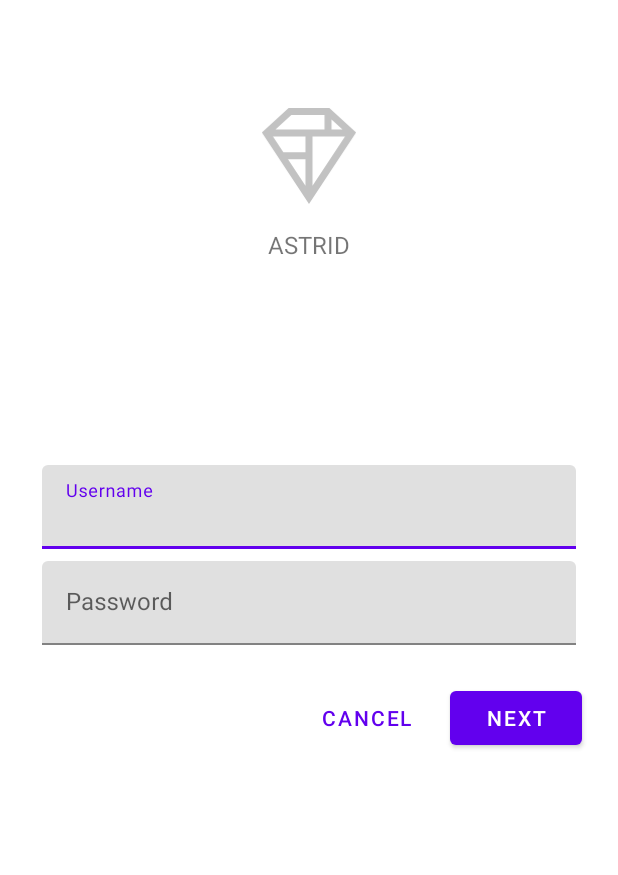
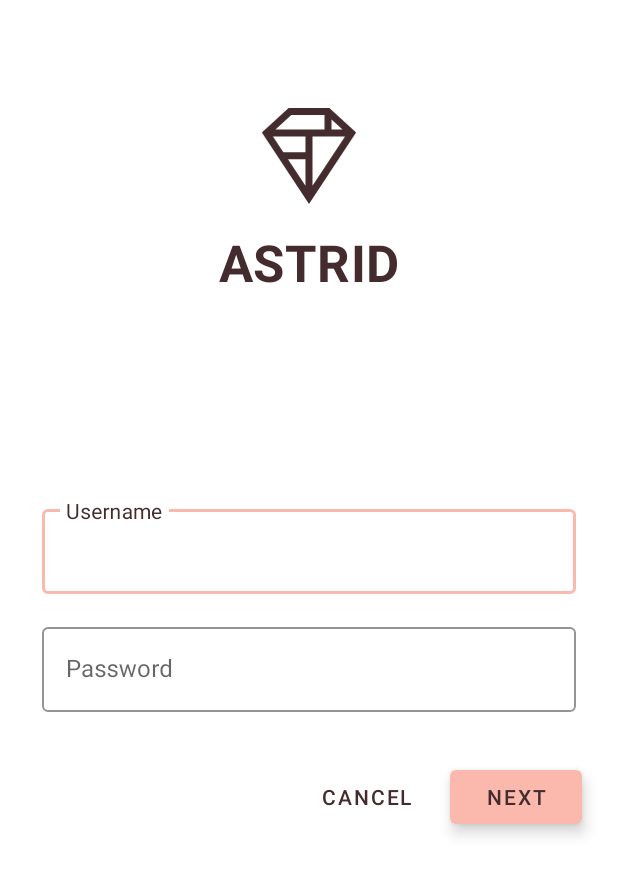
Before and after one commit to jdwoo88/Tut-Shrine, an Android app: the screen it shows after launch (MainActivity), on a phone screen of 412 x 824 dp. Shown: the top 875 px of the screen. Run offline under Robolectric (Android 15) with nearby library versions, the phone set to English and light mode, and no system bars.

```diff
--- a/app/src/main/res/drawable/shr_logo.xml
+++ b/app/src/main/res/drawable/shr_logo.xml
@@ -5,7 +5,7 @@
     android:viewportWidth="149"
     android:viewportHeight="152">
     <path
-        android:fillAlpha="0.4"
+        android:fillAlpha="1"
         android:fillColor="#DADCE0"
         android:fillType="evenOdd"
         android:pathData="M42.262,0L0,38.653L74.489,151.994L148.977,38.653L106.723,0M46.568,11.11L21.554,33.998L99.007,33.998L99.007,11.11L46.568,11.11ZM110.125,18.174L110.125,33.998L127.416,33.998L110.125,18.174ZM80.048,45.116L80.048,123.296L131.426,45.116L80.048,45.116ZM17.551,45.116L33.976,70.101L68.93,70.101L68.93,45.116L17.551,45.116ZM41.284,81.219L68.93,123.296L68.93,81.219L41.284,81.219Z"
--- a/app/src/main/res/layout/shr_login_fragment.xml
+++ b/app/src/main/res/layout/shr_login_fragment.xml
@@ -23,6 +23,7 @@
             android:layout_marginTop="48dp"
             android:layout_marginBottom="16dp"
             android:contentDescription="@string/shr_logo_content_description"
+            android:tint="?android:attr/textColorPrimary"
             app:srcCompat="@drawable/shr_logo" />
 
         <TextView
@@ -31,12 +32,12 @@
             android:layout_gravity="center_horizontal"
             android:layout_marginBottom="132dp"
             android:text="@string/shr_app_name"
-            android:textAllCaps="true"
-            android:textSize="16sp" />
+            android:textAppearance="@style/TextAppearance.Shrine.Title" />
 
         <!-- Snippet from "Add text fields" section goes here. -->
 
         <com.google.android.material.textfield.TextInputLayout
+            style="@style/Widget.Shrine.TextInputLayout"
             android:layout_width="match_parent"
             android:layout_height="wrap_content"
             android:layout_margin="4dp"
@@ -49,6 +50,7 @@
 
         <com.google.android.material.textfield.TextInputLayout
             android:id="@+id/password_text_input"
+            style="@style/Widget.Shrine.TextInputLayout"
             android:layout_width="match_parent"
             android:layout_height="wrap_content"
             android:layout_margin="4dp"
@@ -69,6 +71,7 @@
 
             <com.google.android.material.button.MaterialButton
                 android:id="@+id/next_button"
+                style="@style/Widget.Shrine.Button"
                 android:layout_width="wrap_content"
                 android:layout_height="wrap_content"
                 android:layout_alignParentEnd="true"
@@ -77,7 +80,7 @@
 
             <com.google.android.material.button.MaterialButton
                 android:id="@+id/cancel_button"
-                style="@style/Widget.MaterialComponents.Button.TextButton"
+                style="@style/Widget.Shrine.Button.TextButton"
                 android:layout_width="wrap_content"
                 android:layout_height="wrap_content"
                 android:layout_marginEnd="12dp"
--- a/app/src/main/res/layout/shr_product_grid_fragment.xml
+++ b/app/src/main/res/layout/shr_product_grid_fragment.xml
@@ -8,7 +8,8 @@
 
     <com.google.android.material.appbar.AppBarLayout
         android:layout_width="match_parent"
-        android:layout_height="wrap_content">
+        android:layout_height="wrap_content"
+        app:elevation="0dp">
 
         <androidx.appcompat.widget.Toolbar
             android:id="@+id/app_bar"
@@ -24,6 +25,7 @@
         android:layout_height="match_parent"
         android:layout_marginTop="56dp"
         android:background="@color/productGridBackgroundColor"
+        android:elevation="8dp"
         android:paddingStart="@dimen/shr_product_grid_spacing"
         android:paddingEnd="@dimen/shr_product_grid_spacing"
         app:layout_behavior="@string/appbar_scrolling_view_behavior">
--- a/app/src/main/res/values/colors.xml
+++ b/app/src/main/res/values/colors.xml
@@ -1,9 +1,11 @@
 <?xml version="1.0" encoding="utf-8"?>
 <resources>
-    <color name="colorPrimary">#6200EE</color>
-    <color name="colorPrimaryDark">#DADCE0</color>
-    <color name="colorAccent">#E0E0E0</color>
-    <color name="toolbarIconColor">#FFFFFF</color>
+    <color name="colorPrimary">#E0E0E0</color>
+    <color name="colorPrimaryDark">#FBB8AC</color>
+    <color name="colorAccent">#FEDBD0</color>
+    <color name="toolbarIconColor">@color/textColorPrimary</color>
     <color name="loginPageBackgroundColor">#FFFFFF</color>
     <color name="productGridBackgroundColor">#FFFFFF</color>
+    <color name="textColorPrimary">#442C2E</color>
+    <color name="textInputOutlineColor">#FBB8AC</color>
 </resources>
--- a/app/src/main/res/values/styles.xml
+++ b/app/src/main/res/values/styles.xml
@@ -1,4 +1,4 @@
-<resources>
+<resources xmlns:tools="http://schemas.android.com/tools">
 
     <!-- Base application theme. -->
     <style name="Theme.Shrine" parent="Theme.MaterialComponents.Light.NoActionBar">
@@ -6,12 +6,46 @@
         <item name="colorPrimary">@color/colorPrimary</item>
         <item name="colorPrimaryDark">@color/colorPrimaryDark</item>
         <item name="colorAccent">@color/colorAccent</item>
+        <item name="android:windowLightStatusBar" tools:targetApi="m">true</item>
+        <item name="android:textColorPrimary">@color/textColorPrimary</item>
     </style>
 
     <style name="Widget.Shrine.Toolbar" parent="Widget.AppCompat.Toolbar">
         <item name="android:background">?attr/colorAccent</item>
-        <item name="android:theme">@style/ThemeOverlay.AppCompat.Dark.ActionBar</item>
+        <item name="android:theme">@style/Theme.Shrine</item>
         <item name="popupTheme">@style/ThemeOverlay.AppCompat.Light</item>
+        <item name="titleTextAppearance">@style/TextAppearance.Shrine.Toolbar</item>
+    </style>
+
+    <style name="Widget.Shrine.TextInputLayout" parent="Widget.MaterialComponents.TextInputLayout.OutlinedBox">
+        <item name="hintTextAppearance">@style/TextAppearance.Shrine.TextInputLayout.HintText</item>
+        <item name="hintTextColor">@color/textColorPrimary</item>
+        <item name="android:paddingBottom">8dp</item>
+        <item name="boxStrokeColor">@color/textInputOutlineColor</item>
+    </style>
+
+    <style name="TextAppearance.Shrine.TextInputLayout.HintText" parent="TextAppearance.MaterialComponents.Subtitle2">
+        <item name="android:textColor">?android:attr/textColorPrimary</item>
+    </style>
+
+    <style name="Widget.Shrine.Button" parent="Widget.MaterialComponents.Button">
+        <item name="android:textColor">?android:attr/textColorPrimary</item>
+        <item name="backgroundTint">?attr/colorPrimaryDark</item>
+        <item name="android:stateListAnimator" tools:ignore="NewApi">@animator/shr_next_button_state_list_anim</item>
+    </style>
+
+    <style name="Widget.Shrine.Button.TextButton" parent="Widget.MaterialComponents.Button.TextButton">
+        <item name="android:textColor">?android:attr/textColorPrimary</item>
+    </style>
+
+    <style name="TextAppearance.Shrine.Toolbar" parent="TextAppearance.MaterialComponents.Button">
+        <item name="android:textSize">16sp</item>
+    </style>
+
+    <style name="TextAppearance.Shrine.Title" parent="TextAppearance.MaterialComponents.Headline4">
+        <item name="textAllCaps">true</item>
+        <item name="android:textStyle">bold</item>
+        <item name="android:textColor">?android:attr/textColorPrimary</item>
     </style>
 
 </resources>
```
Also changed, not shown: app/src/main/res/layout/shr_product_card.xml (+7 -3 lines).
